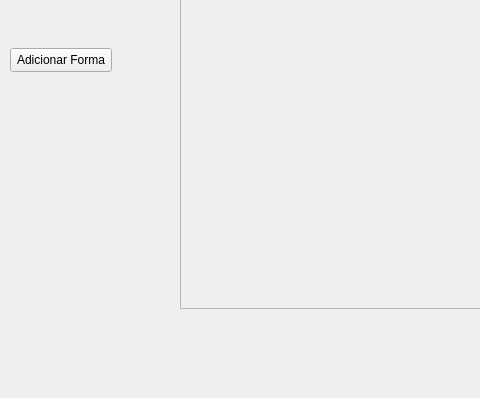
Old version of the form mainwindow.ui in the repository samu-ribas/3D-Graphics-Engine-Project; both pictures show x 0 to 480 and y 202 to 600 of the 1279 by 600 pixel window.
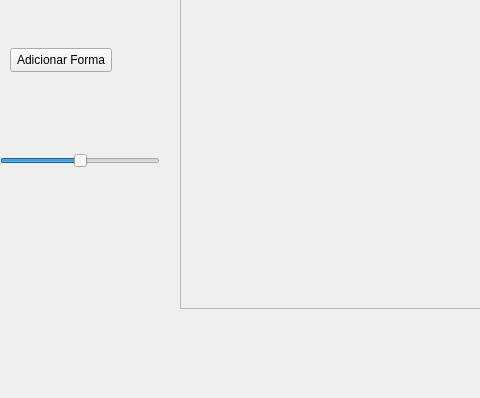
New version of the form. The open tabs and pages were chosen to show the change. Custom widgets are drawn as their Qt base class.

Commit message:
criação de classe janela
Nao tem nada

Patch:
```diff
--- a/mainwindow.ui
+++ b/mainwindow.ui
@@ -591,6 +591,25 @@
      <string>Selecione o objeto:</string>
     </property>
    </widget>
+   <widget class="QSlider" name="horizontalSlider">
+    <property name="geometry">
+     <rect>
+      <x>0</x>
+      <y>350</y>
+      <width>160</width>
+      <height>25</height>
+     </rect>
+    </property>
+    <property name="minimum">
+     <number>-1000</number>
+    </property>
+    <property name="maximum">
+     <number>1000</number>
+    </property>
+    <property name="orientation">
+     <enum>Qt::Orientation::Horizontal</enum>
+    </property>
+   </widget>
   </widget>
   <widget class="QMenuBar" name="menubar">
    <property name="geometry">
```
Left out of the diff: 6 changed lines with no effect on the pictures. The commit also changes 3 other files.
